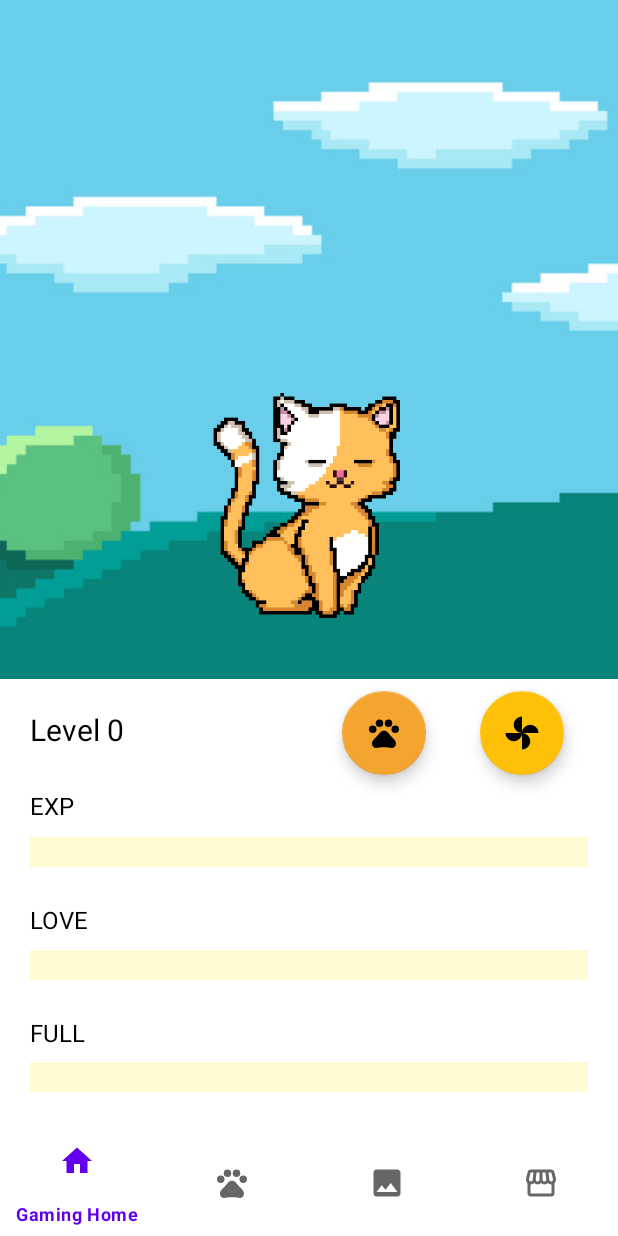
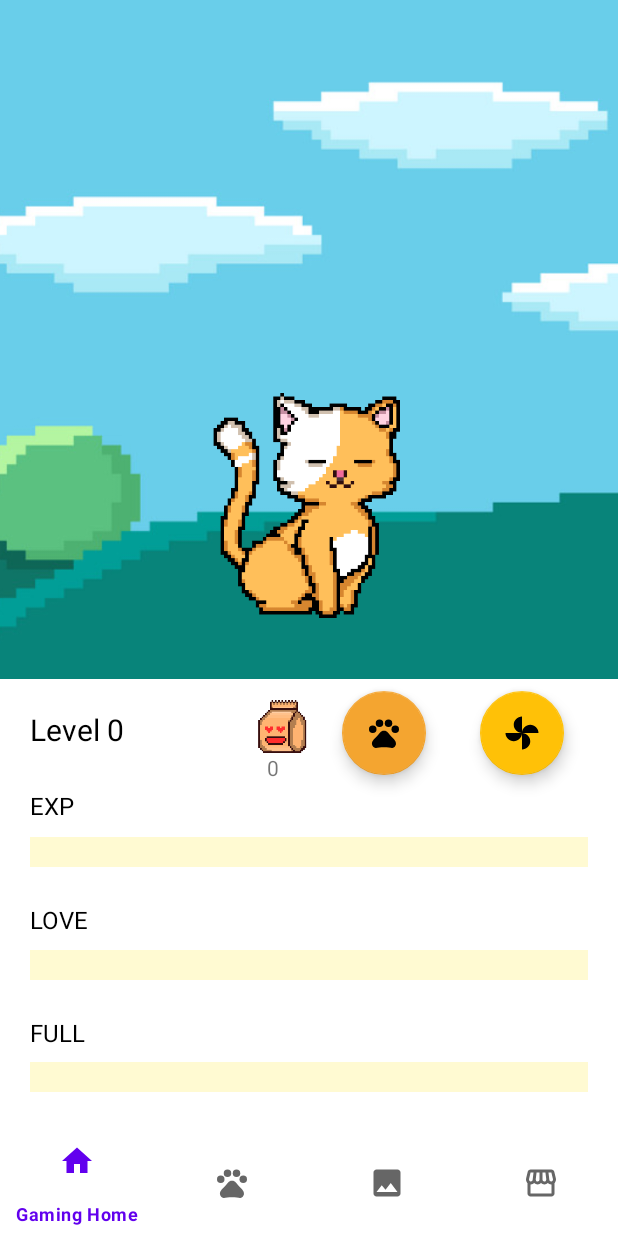
Before and after one commit to SWE3028-TeamC/IsRun, an Android app: the screen it shows after launch (MainActivity_game), on a phone screen of 412 x 824 dp. Run offline under Robolectric (Android 15) with nearby library versions, the phone set to English and light mode, and no system bars; libraries missing offline, so code that uses them is left out: org.eclipse.paho; 9 statements that could not run were skipped.

Commit message:
0524 game thread

```diff
--- a/app/src/main/java/edu/skku/cs/isrun/BackFragment.java
+++ b/app/src/main/java/edu/skku/cs/isrun/BackFragment.java
@@ -106,6 +106,7 @@ public class BackFragment extends Fragment {
                 public void messageArrived(String arg0, MqttMessage arg1) throws Exception {
                     System.out.println(arg0 + ": " + arg1.toString());
                     //Toast.makeText(MainActivity_game.this, arg1.toString(), Toast.LENGTH_SHORT).show();
+                    client.disconnect();
                 }
             });
             client.subscribe(((MainActivity_game)getActivity()).uid+"/#", 2);
--- a/app/src/main/java/edu/skku/cs/isrun/CharFragment.java
+++ b/app/src/main/java/edu/skku/cs/isrun/CharFragment.java
@@ -160,6 +160,7 @@ public class CharFragment extends Fragment {
                 public void messageArrived(String arg0, MqttMessage arg1) throws Exception {
                     System.out.println(arg0 + ": " + arg1.toString());
                     //Toast.makeText(MainActivity_game.this, arg1.toString(), Toast.LENGTH_SHORT).show();
+                    client.disconnect();
                 }
             });
             client.subscribe(((MainActivity_game)getActivity()).uid+"/#", 2);
--- a/app/src/main/java/edu/skku/cs/isrun/HomeFragment.java
+++ b/app/src/main/java/edu/skku/cs/isrun/HomeFragment.java
@@ -97,6 +97,7 @@ public class HomeFragment extends Fragment {
                 public void messageArrived(String arg0, MqttMessage arg1) throws Exception {
                     System.out.println(arg0 + ": " + arg1.toString());
                     //Toast.makeText(MainActivity_game.this, arg1.toString(), Toast.LENGTH_SHORT).show();
+                    client.disconnect();
                 }
             });
             client.subscribe(((MainActivity_game)getActivity()).uid+"/#", 2);
@@ -111,7 +112,7 @@ public class HomeFragment extends Fragment {
     public int[] maxlov = new int[]{5,10,10,20,20};
     public int[] maxful = new int[]{5,10,10,20,20};
     public int[] maxexp = new int[]{5,10,20,30,40};
-
+    public int foo;
     public int charstat(int level,int mcharidx, int exp, int lov, int ful) {
         int lev = level;
         if (exp==maxexp[level]) {
@@ -143,7 +144,10 @@ public class HomeFragment extends Fragment {
         FloatingActionButton btn_food = v.findViewById(R.id.foodbutton);
         FloatingActionButton btn_play = v.findViewById(R.id.playbutton);
         TextView level = (TextView)v.findViewById(R.id.level);
+        TextView food = (TextView) v.findViewById(R.id.food);
         level.setText("Level "+lev);
+        food.setText(""+((MainActivity_game)getActivity()).userdata_game.getFood());
+        foo=((MainActivity_game)getActivity()).userdata_game.getFood();
         ProgressBar expbar = (ProgressBar) v.findViewById(R.id.progressStat1);
         ProgressBar lovbar = (ProgressBar) v.findViewById(R.id.progressStat2);
         ProgressBar fulbar = (ProgressBar) v.findViewById(R.id.progressStat3);
@@ -177,6 +181,10 @@ public class HomeFragment extends Fragment {
                 response.setVisibility(View.VISIBLE);
                 int resid = getResources().getIdentifier(chchange + "_f", "drawable", getContext().getPackageName());
                 response.setImageResource(resid);
+                foo=((MainActivity_game)getActivity()).userdata_game.getFood();
+                String aa = "{\"UserId\":\""+((MainActivity_game)getActivity()).uid+"\", \"food\":"+foo+"}";
+                mqttgoget(aa,"UserData/UpdateUserData");
+                food.setText(""+foo);
                 ful+=1;
                 exp+=1;
                 Handler handler = new Handler();
--- a/app/src/main/java/edu/skku/cs/isrun/MainActivity_game.java
+++ b/app/src/main/java/edu/skku/cs/isrun/MainActivity_game.java
@@ -271,12 +271,22 @@ public class MainActivity_game extends AppCompatActivity {
         }, 2000);
 
         uid = "testid";
-        String aa = "{\"UserId\":\""+uid+"\"}";
-        mqttgoget(aa,"UserData/GetUserData");
-        mqttgoget(aa,"UserData/GetUserChars");
-        mqttgoget(aa,"UserData/GetUserPosters");
+        Thread t = new Thread() {
+            public void run () {
+                try {
+                    String aa = "{\"UserId\":\""+uid+"\"}";
+                    mqttgoget(aa,"UserData/GetUserData");
+                    mqttgoget(aa,"UserData/GetUserChars");
+                    mqttgoget(aa,"UserData/GetUserPosters");
+                } catch (Exception e) {
+                    e.printStackTrace();
+                }
+            }
 
+        };
 
+        t.setDaemon(true);
+        t.start();
 
         ActionBar actb = getSupportActionBar();
         actb.hide();
--- a/app/src/main/java/edu/skku/cs/isrun/StorFragment.java
+++ b/app/src/main/java/edu/skku/cs/isrun/StorFragment.java
@@ -124,6 +124,7 @@ public class StorFragment extends Fragment {
                 @Override
                 public void messageArrived(String arg0, MqttMessage arg1) throws Exception {
                     System.out.println(arg0 + ": " + arg1.toString());
+                    client.disconnect();
                     //Toast.makeText(MainActivity_game.this, arg1.toString(), Toast.LENGTH_SHORT).show();
                 }
             });
@@ -220,7 +221,6 @@ public class StorFragment extends Fragment {
                 gold_txt.setText(""+gold);
                 String aa = "{\"UserId\":\""+((MainActivity_game)getActivity()).uid+"\", \"gold\":"+gold+"}";
                 mqttgoget(aa,"UserData/UpdateUserData");
-                int rn;
                 while (true) {
                     rn = rnd.nextInt(12)+3;
                     int finalRn = rn;
@@ -274,6 +274,7 @@ public class StorFragment extends Fragment {
                                 random.setVisibility(View.INVISIBLE);
                                 backbtn.setVisibility(View.VISIBLE);
                                 charbtn.setVisibility(View.VISIBLE);
+                                popUpImg("bg"+rn,getContext());
                             }
                         }, 3000);
                     }
--- a/app/src/main/res/layout/fragment_home.xml
+++ b/app/src/main/res/layout/fragment_home.xml
@@ -244,6 +244,25 @@
                 app:layout_constraintStart_toEndOf="@id/foodbutton"
                 app:layout_constraintTop_toTopOf="parent" />
 
+            <ImageView
+                android:id="@+id/imageView4"
+                android:layout_width="35dp"
+                android:layout_height="35dp"
+                android:layout_marginStart="170dp"
+                android:layout_marginTop="14dp"
+                android:src="@drawable/food"
+                app:layout_constraintStart_toStartOf="parent"
+                app:layout_constraintTop_toTopOf="parent" />
+
+            <TextView
+                android:id="@+id/food"
+                android:layout_width="wrap_content"
+                android:layout_height="wrap_content"
+                android:layout_marginStart="178dp"
+                android:text="100"
+                app:layout_constraintStart_toStartOf="parent"
+                app:layout_constraintTop_toBottomOf="@+id/imageView4" />
+
         </androidx.constraintlayout.widget.ConstraintLayout>
     </androidx.constraintlayout.widget.ConstraintLayout>
 
```
